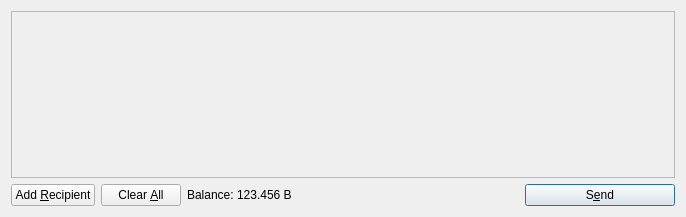
BlakeBitcoin/BlakeBitcoin, file src/qt/forms/sendcoinsdialog.ui: the form before one commit.
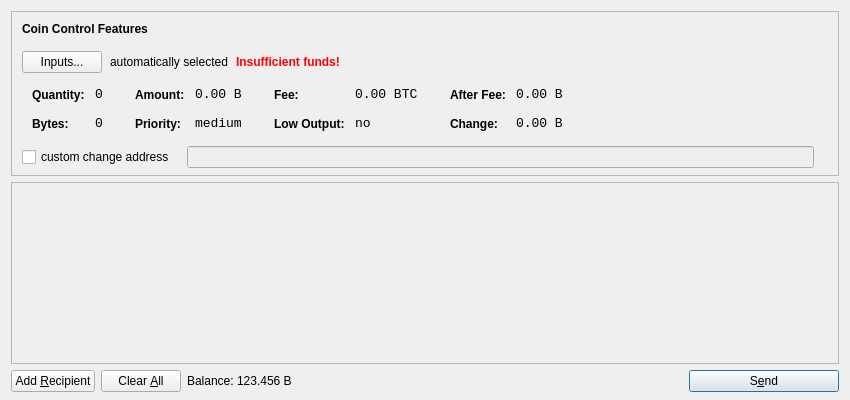
The form after the commit. Icons and pictures are not drawn.

```diff
--- a/src/qt/forms/sendcoinsdialog.ui
+++ b/src/qt/forms/sendcoinsdialog.ui
@@ -6,14 +6,615 @@
    <rect>
     <x>0</x>
     <y>0</y>
-    <width>686</width>
-    <height>217</height>
+    <width>850</width>
+    <height>400</height>
    </rect>
   </property>
   <property name="windowTitle">
    <string>Send Coins</string>
   </property>
-  <layout class="QVBoxLayout" name="verticalLayout">
+  <layout class="QVBoxLayout" name="verticalLayout" stretch="0,1,0">
+   <property name="bottomMargin">
+    <number>8</number>
+   </property>
+   <item>
+    <widget class="QFrame" name="frameCoinControl">
+     <property name="sizePolicy">
+      <sizepolicy hsizetype="Expanding" vsizetype="Expanding">
+       <horstretch>0</horstretch>
+       <verstretch>0</verstretch>
+      </sizepolicy>
+     </property>
+     <property name="maximumSize">
+      <size>
+       <width>16777215</width>
+       <height>16777215</height>
+      </size>
+     </property>
+     <property name="frameShape">
+      <enum>QFrame::StyledPanel</enum>
+     </property>
+     <property name="frameShadow">
+      <enum>QFrame::Sunken</enum>
+     </property>
+     <layout class="QVBoxLayout" name="verticalLayoutCoinControl2">
+      <property name="spacing">
+       <number>-1</number>
+      </property>
+      <property name="leftMargin">
+       <number>0</number>
+      </property>
+      <property name="topMargin">
+       <number>0</number>
+      </property>
+      <property name="rightMargin">
+       <number>0</number>
+      </property>
+      <property name="bottomMargin">
+       <number>6</number>
+      </property>
+      <item>
+       <layout class="QVBoxLayout" name="verticalLayoutCoinControl" stretch="0,0,0,0,1">
+        <property name="spacing">
+         <number>0</number>
+        </property>
+        <property name="leftMargin">
+         <number>10</number>
+        </property>
+        <property name="topMargin">
+         <number>10</number>
+        </property>
+        <item>
+         <layout class="QHBoxLayout" name="horizontalLayoutCoinControl1">
+          <property name="bottomMargin">
+           <number>15</number>
+          </property>
+          <item>
+           <widget class="QLabel" name="labelCoinControlFeatures">
+            <property name="sizePolicy">
+             <sizepolicy hsizetype="Preferred" vsizetype="Maximum">
+              <horstretch>0</horstretch>
+              <verstretch>0</verstretch>
+             </sizepolicy>
+            </property>
+            <property name="font">
+             <font>
+              <weight>75</weight>
+              <bold>true</bold>
+             </font>
+            </property>
+            <property name="styleSheet">
+             <string notr="true">font-weight:bold;</string>
+            </property>
+            <property name="text">
+             <string>Coin Control Features</string>
+            </property>
+           </widget>
+          </item>
+         </layout>
+        </item>
+        <item>
+         <layout class="QHBoxLayout" name="horizontalLayoutCoinControl2" stretch="0,0,0,0">
+          <property name="spacing">
+           <number>8</number>
+          </property>
+          <property name="bottomMargin">
+           <number>10</number>
+          </property>
+          <item>
+           <widget class="QPushButton" name="pushButtonCoinControl">
+            <property name="styleSheet">
+             <string notr="true"/>
+            </property>
+            <property name="text">
+             <string>Inputs...</string>
+            </property>
+           </widget>
+          </item>
+          <item>
+           <widget class="QLabel" name="labelCoinControlAutomaticallySelected">
+            <property name="text">
+             <string>automatically selected</string>
+            </property>
+            <property name="margin">
+             <number>5</number>
+            </property>
+           </widget>
+          </item>
+          <item>
+           <widget class="QLabel" name="labelCoinControlInsuffFunds">
+            <property name="font">
+             <font>
+              <weight>75</weight>
+              <bold>true</bold>
+             </font>
+            </property>
+            <property name="styleSheet">
+             <string notr="true">color:red;font-weight:bold;</string>
+            </property>
+            <property name="text">
+             <string>Insufficient funds!</string>
+            </property>
+            <property name="margin">
+             <number>5</number>
+            </property>
+           </widget>
+          </item>
+          <item>
+           <spacer name="horizontalSpacerCoinControl">
+            <property name="orientation">
+             <enum>Qt::Horizontal</enum>
+            </property>
+            <property name="sizeHint" stdset="0">
+             <size>
+              <width>40</width>
+              <height>1</height>
+             </size>
+            </property>
+           </spacer>
+          </item>
+         </layout>
+        </item>
+        <item>
+         <widget class="QWidget" name="widgetCoinControl" native="true">
+          <property name="sizePolicy">
+           <sizepolicy hsizetype="Preferred" vsizetype="Preferred">
+            <horstretch>0</horstretch>
+            <verstretch>0</verstretch>
+           </sizepolicy>
+          </property>
+          <property name="minimumSize">
+           <size>
+            <width>0</width>
+            <height>0</height>
+           </size>
+          </property>
+          <property name="styleSheet">
+           <string notr="true"/>
+          </property>
+          <layout class="QHBoxLayout" name="horizontalLayoutCoinControl5">
+           <property name="margin">
+            <number>0</number>
+           </property>
+           <item>
+            <layout class="QHBoxLayout" name="horizontalLayoutCoinControl3" stretch="0,0,0,1">
+             <property name="spacing">
+              <number>20</number>
+             </property>
+             <property name="topMargin">
+              <number>0</number>
+             </property>
+             <property name="bottomMargin">
+              <number>10</number>
+             </property>
+             <item>
+              <layout class="QFormLayout" name="formLayoutCoinControl1">
+               <property name="horizontalSpacing">
+                <number>10</number>
+               </property>
+               <property name="verticalSpacing">
+                <number>14</number>
+               </property>
+               <property name="leftMargin">
+                <number>10</number>
+               </property>
+               <property name="topMargin">
+                <number>4</number>
+               </property>
+               <property name="rightMargin">
+                <number>6</number>
+               </property>
+               <item row="0" column="0">
+                <widget class="QLabel" name="labelCoinControlQuantityText">
+                 <property name="styleSheet">
+                  <string notr="true">font-weight:bold;</string>
+                 </property>
+                 <property name="text">
+                  <string>Quantity:</string>
+                 </property>
+                 <property name="margin">
+                  <number>0</number>
+                 </property>
+                </widget>
+               </item>
+               <item row="0" column="1">
+                <widget class="QLabel" name="labelCoinControlQuantity">
+                 <property name="font">
+                  <font>
+                   <family>Monospace</family>
+                   <pointsize>10</pointsize>
+                  </font>
+                 </property>
+                 <property name="cursor">
+                  <cursorShape>IBeamCursor</cursorShape>
+                 </property>
+                 <property name="contextMenuPolicy">
+                  <enum>Qt::ActionsContextMenu</enum>
+                 </property>
+                 <property name="text">
+                  <string notr="true">0</string>
+                 </property>
+                 <property name="margin">
+                  <number>0</number>
+                 </property>
+                 <property name="textInteractionFlags">
+                  <set>Qt::LinksAccessibleByMouse|Qt::TextSelectableByKeyboard|Qt::TextSelectableByMouse</set>
+                 </property>
+                </widget>
+               </item>
+               <item row="1" column="0">
+                <widget class="QLabel" name="labelCoinControlBytesText">
+                 <property name="styleSheet">
+                  <string notr="true">font-weight:bold;</string>
+                 </property>
+                 <property name="text">
+                  <string>Bytes:</string>
+                 </property>
+                </widget>
+               </item>
+               <item row="1" column="1">
+                <widget class="QLabel" name="labelCoinControlBytes">
+                 <property name="font">
+                  <font>
+                   <family>Monospace</family>
+                   <pointsize>10</pointsize>
+                  </font>
+                 </property>
+                 <property name="cursor">
+                  <cursorShape>IBeamCursor</cursorShape>
+                 </property>
+                 <property name="contextMenuPolicy">
+                  <enum>Qt::ActionsContextMenu</enum>
+                 </property>
+                 <property name="text">
+                  <string notr="true">0</string>
+                 </property>
+                 <property name="textInteractionFlags">
+                  <set>Qt::LinksAccessibleByMouse|Qt::TextSelectableByKeyboard|Qt::TextSelectableByMouse</set>
+                 </property>
+                </widget>
+               </item>
+              </layout>
+             </item>
+             <item>
+              <layout class="QFormLayout" name="formLayoutCoinControl2">
+               <property name="horizontalSpacing">
+                <number>10</number>
+               </property>
+               <property name="verticalSpacing">
+                <number>14</number>
+               </property>
+               <property name="leftMargin">
+                <number>6</number>
+               </property>
+               <property name="topMargin">
+                <number>4</number>
+               </property>
+               <property name="rightMargin">
+                <number>6</number>
+               </property>
+               <item row="0" column="0">
+                <widget class="QLabel" name="labelCoinControlAmountText">
+                 <property name="styleSheet">
+                  <string notr="true">font-weight:bold;</string>
+                 </property>
+                 <property name="text">
+                  <string>Amount:</string>
+                 </property>
+                 <property name="margin">
+                  <number>0</number>
+                 </property>
+                </widget>
+               </item>
+               <item row="0" column="1">
+                <widget class="QLabel" name="labelCoinControlAmount">
+                 <property name="font">
+                  <font>
+                   <family>Monospace</family>
+                   <pointsize>10</pointsize>
+                  </font>
+                 </property>
+                 <property name="cursor">
+                  <cursorShape>IBeamCursor</cursorShape>
+                 </property>
+                 <property name="contextMenuPolicy">
+                  <enum>Qt::ActionsContextMenu</enum>
+                 </property>
+                 <property name="text">
+                  <string notr="true">0.00 B</string>
+                 </property>
+                 <property name="textInteractionFlags">
+                  <set>Qt::LinksAccessibleByMouse|Qt::TextSelectableByKeyboard|Qt::TextSelectableByMouse</set>
+                 </property>
+                </widget>
+               </item>
+               <item row="1" column="0">
+                <widget class="QLabel" name="labelCoinControlPriorityText">
+                 <property name="styleSheet">
+                  <string notr="true">font-weight:bold;</string>
+                 </property>
+                 <property name="text">
+                  <string>Priority:</string>
+                 </property>
+                </widget>
+               </item>
+               <item row="1" column="1">
+                <widget class="QLabel" name="labelCoinControlPriority">
+                 <property name="font">
+                  <font>
+                   <family>Monospace</family>
+                   <pointsize>10</pointsize>
+                  </font>
+                 </property>
+                 <property name="cursor">
+                  <cursorShape>IBeamCursor</cursorShape>
+                 </property>
+                 <property name="contextMenuPolicy">
+                  <enum>Qt::ActionsContextMenu</enum>
+                 </property>
+                 <property name="text">
+                  <string>medium</string>
+                 </property>
+                 <property name="textInteractionFlags">
+                  <set>Qt::LinksAccessibleByMouse|Qt::TextSelectableByKeyboard|Qt::TextSelectableByMouse</set>
+                 </property>
+                </widget>
+               </item>
+              </layout>
+             </item>
+             <item>
+              <layout class="QFormLayout" name="formLayoutCoinControl3">
+               <property name="horizontalSpacing">
+                <number>10</number>
+               </property>
+               <property name="verticalSpacing">
+                <number>14</number>
+               </property>
+               <property name="leftMargin">
+                <number>6</number>
+               </property>
+               <property name="topMargin">
+                <number>4</number>
+               </property>
+               <property name="rightMargin">
+                <number>6</number>
+               </property>
+               <item row="0" column="0">
+                <widget class="QLabel" name="labelCoinControlFeeText">
+                 <property name="styleSheet">
+                  <string notr="true">font-weight:bold;</string>
+                 </property>
+                 <property name="text">
+                  <string>Fee:</string>
+                 </property>
+                 <property name="margin">
+                  <number>0</number>
+                 </property>
+                </widget>
+               </item>
+               <item row="0" column="1">
+                <widget class="QLabel" name="labelCoinControlFee">
+                 <property name="font">
+                  <font>
+                   <family>Monospace</family>
+                   <pointsize>10</pointsize>
+                  </font>
+                 </property>
+                 <property name="cursor">
+                  <cursorShape>IBeamCursor</cursorShape>
+                 </property>
+                 <property name="contextMenuPolicy">
+                  <enum>Qt::ActionsContextMenu</enum>
+                 </property>
+                 <property name="text">
+                  <string notr="true">0.00 BTC</string>
+                 </property>
+                 <property name="textInteractionFlags">
+                  <set>Qt::LinksAccessibleByMouse|Qt::TextSelectableByKeyboard|Qt::TextSelectableByMouse</set>
+                 </property>
+                </widget>
+               </item>
+               <item row="1" column="0">
+                <widget class="QLabel" name="labelCoinControlLowOutputText">
+                 <property name="styleSheet">
+                  <string notr="true">font-weight:bold;</string>
+                 </property>
+                 <property name="text">
+                  <string>Low Output:</string>
+                 </property>
+                </widget>
+               </item>
+               <item row="1" column="1">
+                <widget class="QLabel" name="labelCoinControlLowOutput">
+                 <property name="font">
+                  <font>
+                   <family>Monospace</family>
+                   <pointsize>10</pointsize>
+                  </font>
+                 </property>
+                 <property name="cursor">
+                  <cursorShape>IBeamCursor</cursorShape>
+                 </property>
+                 <property name="contextMenuPolicy">
+                  <enum>Qt::ActionsContextMenu</enum>
+                 </property>
+                 <property name="text">
+                  <string>no</string>
+                 </property>
+                 <property name="textInteractionFlags">
+                  <set>Qt::LinksAccessibleByMouse|Qt::TextSelectableByKeyboard|Qt::TextSelectableByMouse</set>
+                 </property>
+                </widget>
+               </item>
+              </layout>
+             </item>
+             <item>
+              <layout class="QFormLayout" name="formLayoutCoinControl4">
+               <property name="horizontalSpacing">
+                <number>10</number>
+               </property>
+               <property name="verticalSpacing">
+                <number>14</number>
+               </property>
+               <property name="leftMargin">
+                <number>6</number>
+               </property>
+               <property name="topMargin">
+                <number>4</number>
+               </property>
+               <property name="rightMargin">
+                <number>6</number>
+               </property>
+               <item row="0" column="0">
+                <widget class="QLabel" name="labelCoinControlAfterFeeText">
+                 <property name="styleSheet">
+                  <string notr="true">font-weight:bold;</string>
+                 </property>
+                 <property name="text">
+                  <string>After Fee:</string>
+                 </property>
+                 <property name="margin">
+                  <number>0</number>
+                 </property>
+                </widget>
+               </item>
+               <item row="0" column="1">
+                <widget class="QLabel" name="labelCoinControlAfterFee">
+                 <property name="font">
+                  <font>
+                   <family>Monospace</family>
+                   <pointsize>10</pointsize>
+                  </font>
+                 </property>
+                 <property name="cursor">
+                  <cursorShape>IBeamCursor</cursorShape>
+                 </property>
+                 <property name="contextMenuPolicy">
+                  <enum>Qt::ActionsContextMenu</enum>
+                 </property>
+                 <property name="text">
+                  <string notr="true">0.00 B</string>
+                 </property>
+                 <property name="textInteractionFlags">
+                  <set>Qt::LinksAccessibleByMouse|Qt::TextSelectableByKeyboard|Qt::TextSelectableByMouse</set>
+                 </property>
+                </widget>
+               </item>
+               <item row="1" column="0">
+                <widget class="QLabel" name="labelCoinControlChangeText">
+                 <property name="styleSheet">
+                  <string notr="true">font-weight:bold;</string>
+                 </property>
+                 <property name="text">
+                  <string>Change:</string>
+                 </property>
+                </widget>
+               </item>
+               <item row="1" column="1">
+                <widget class="QLabel" name="labelCoinControlChange">
+                 <property name="font">
+                  <font>
+                   <family>Monospace</family>
+                   <pointsize>10</pointsize>
+                  </font>
+                 </property>
+                 <property name="cursor">
+                  <cursorShape>IBeamCursor</cursorShape>
+                 </property>
+                 <property name="contextMenuPolicy">
+                  <enum>Qt::ActionsContextMenu</enum>
+                 </property>
+                 <property name="text">
+                  <string notr="true">0.00 B</string>
+                 </property>
+                 <property name="textInteractionFlags">
+                  <set>Qt::LinksAccessibleByMouse|Qt::TextSelectableByKeyboard|Qt::TextSelectableByMouse</set>
+                 </property>
+                </widget>
+               </item>
+              </layout>
+             </item>
+            </layout>
+           </item>
+          </layout>
+         </widget>
+        </item>
+        <item>
+         <layout class="QHBoxLayout" name="horizontalLayoutCoinControl4" stretch="0,0,0">
+          <property name="spacing">
+           <number>12</number>
+          </property>
+          <property name="sizeConstraint">
+           <enum>QLayout::SetDefaultConstraint</enum>
+          </property>
+          <property name="topMargin">
+           <number>5</number>
+          </property>
+          <property name="rightMargin">
+           <number>5</number>
+          </property>
+          <item>
+           <widget class="QCheckBox" name="checkBoxCoinControlChange">
+            <property name="text">
+             <string>custom change address</string>
+            </property>
+           </widget>
+          </item>
+          <item>
+           <widget class="QLineEdit" name="lineEditCoinControlChange">
+            <property name="enabled">
+             <bool>false</bool>
+            </property>
+            <property name="sizePolicy">
+             <sizepolicy hsizetype="Expanding" vsizetype="Fixed">
+              <horstretch>0</horstretch>
+              <verstretch>0</verstretch>
+             </sizepolicy>
+            </property>
+           </widget>
+          </item>
+          <item>
+           <widget class="QLabel" name="labelCoinControlChangeLabel">
+            <property name="sizePolicy">
+             <sizepolicy hsizetype="Preferred" vsizetype="Expanding">
+              <horstretch>0</horstretch>
+              <verstretch>0</verstretch>
+             </sizepolicy>
+            </property>
+            <property name="minimumSize">
+             <size>
+              <width>0</width>
+              <height>0</height>
+             </size>
+            </property>
+            <property name="text">
+             <string/>
+            </property>
+            <property name="margin">
+             <number>3</number>
+            </property>
+           </widget>
+          </item>
+         </layout>
+        </item>
+        <item>
+         <spacer name="verticalSpacerCoinControl">
+          <property name="orientation">
+           <enum>Qt::Vertical</enum>
+          </property>
+          <property name="sizeHint" stdset="0">
+           <size>
+            <width>800</width>
+            <height>1</height>
+           </size>
+          </property>
+         </spacer>
+        </item>
+       </layout>
+      </item>
+     </layout>
+    </widget>
+   </item>
    <item>
     <widget class="QScrollArea" name="scrollArea">
      <property name="widgetResizable">
@@ -24,7 +625,7 @@
        <rect>
         <x>0</x>
         <y>0</y>
-        <width>666</width>
+        <width>830</width>
         <height>165</height>
        </rect>
       </property>
```
